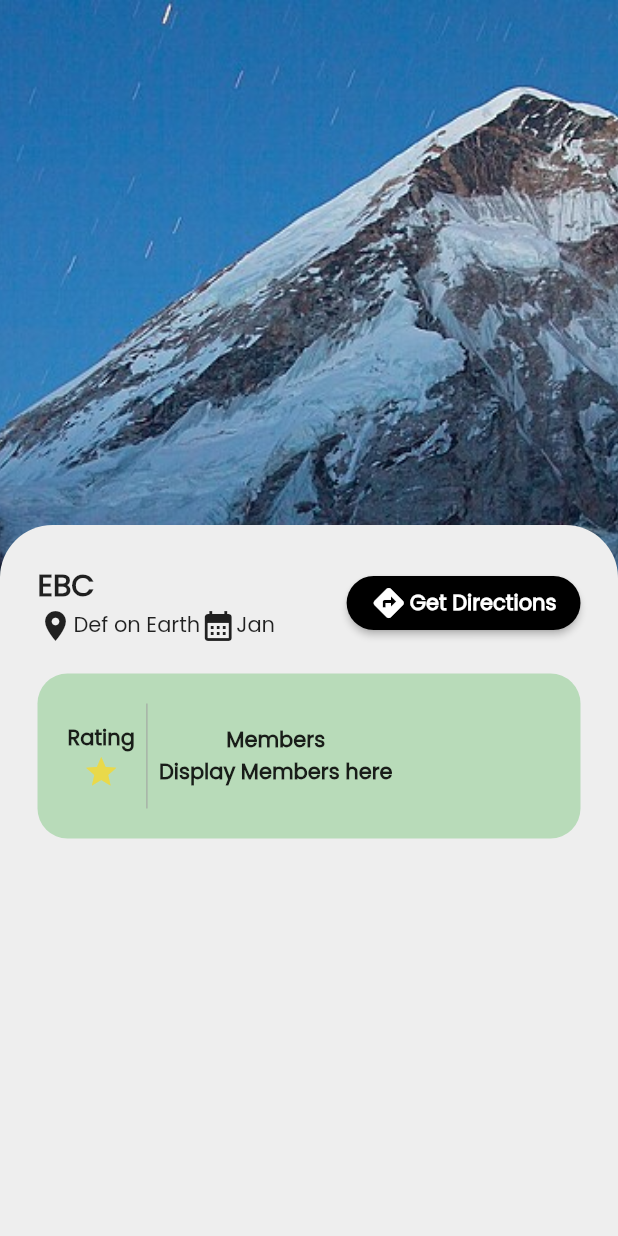
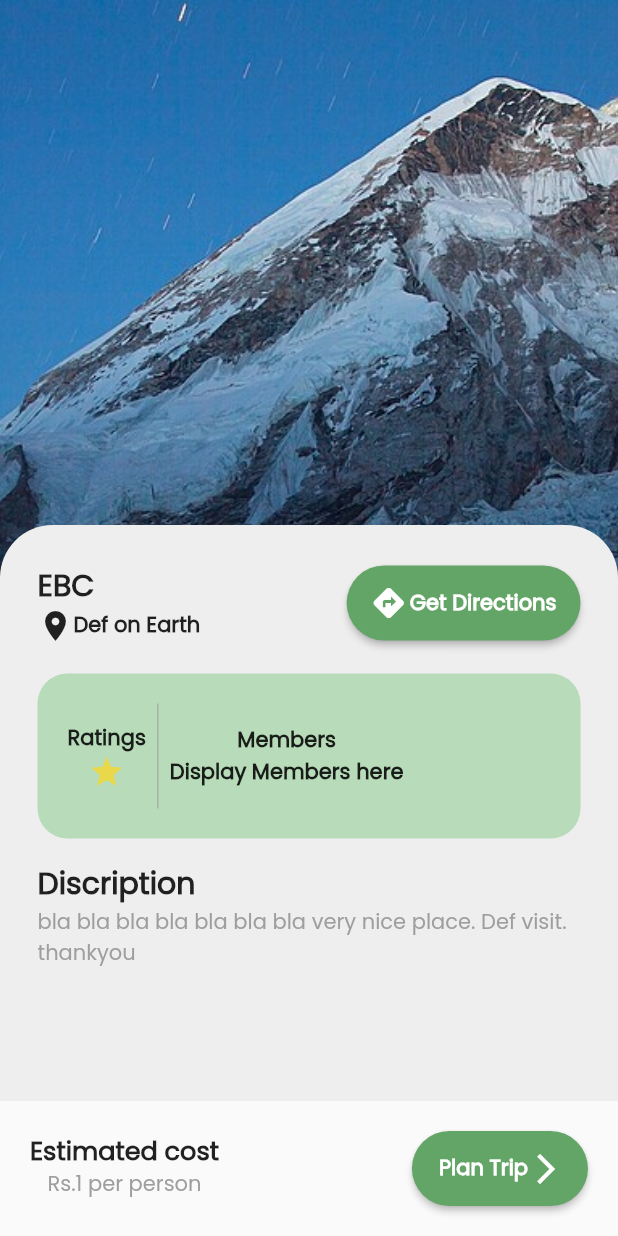
Before and after one commit to elaie/Hikeyy, a Flutter app: the VenueDetailsPage screen opened directly, on a phone screen of 412 x 824 dp. Run offline on Flutter 3.47's test engine with Material 2 defaults, Android fonts, the phone set to English and light mode, and no system bars; our stand-ins replace cloud_firestore, firebase_auth, firebase_core, firebase_storage, google_maps_flutter, image_picker and 1 more; missing offline and left inert: dart:ffi; accounts and stored records are empty; network calls fail.

Commit message:
plan trip page

```diff
--- a/hikeyy/lib/screens/venue_details/venue_details_page.dart
+++ b/hikeyy/lib/screens/venue_details/venue_details_page.dart
@@ -1,4 +1,6 @@
 import 'package:flutter/material.dart';
+import 'package:hikeyy/screens/plan_trip_page/plan_trip_page.dart';
+import 'package:hikeyy/widgets/app_colors.dart';
 import 'package:hikeyy/widgets/app_texts.dart';
 import 'package:hikeyy/widgets/location_month_icon_row.dart';
 
@@ -49,15 +51,20 @@ class _VenueDetailsPageState extends State<VenueDetailsPage> {
                             fontSize: 20,
                             textHeading: 'EBC',
                           ),
-                          LocationMonthIconRow(
-                              location: 'Def on Earth', date: 'Jan'),
+                          Row(
+                            children: [
+                              Icon(Icons.location_on),
+                              AppText(text: 'Def on Earth')
+                            ],
+                          )
                         ],
                       ),
                       SizedBox(
+                        height: 50,
                         child: ElevatedButton(
                           style: ButtonStyle(
-                            backgroundColor:
-                                MaterialStateProperty.all(Colors.black),
+                            backgroundColor: MaterialStateProperty.all(
+                                AppColor.primaryColor),
                             shape: MaterialStateProperty.all<
                                 RoundedRectangleBorder>(
                               RoundedRectangleBorder(
@@ -95,15 +102,14 @@ class _VenueDetailsPageState extends State<VenueDetailsPage> {
                     child: Container(
                       constraints: BoxConstraints(minHeight: 100),
                       decoration: BoxDecoration(
-                          color: Color.fromARGB(255, 130, 200, 133)
-                              .withOpacity(0.5),
+                          color: AppColor.primaryLightColor,
                           borderRadius: BorderRadius.circular(20)),
                       child: Padding(
                         padding: EdgeInsets.all(20.0),
                         child: Row(children: [
                           Column(
                             children: [
-                              AppText(text: 'Rating'),
+                              AppText(text: 'Ratings'),
                               Icon(
                                 Icons.star,
                                 color: Color.fromARGB(255, 233, 217, 74),
@@ -126,13 +132,77 @@ class _VenueDetailsPageState extends State<VenueDetailsPage> {
                         ]),
                       ),
                     ),
-                  )
+                  ),
+                  Padding(
+                    padding: const EdgeInsets.only(top: 15.0),
+                    child: AppTextHeading(
+                      textHeading: 'Discription',
+                      fontSize: 20,
+                    ),
+                  ),
+                  AppTextSubHeading(
+                      text:
+                          'bla bla bla bla bla bla bla very nice place. Def visit. thankyou')
                 ],
               ),
             ),
           ),
         ),
       ),
+      bottomNavigationBar: Padding(
+        padding: const EdgeInsets.all(20.0),
+        child: Container(
+          height: 50,
+          // decoration: BoxDecoration(color: Colors.amber),
+          child: Row(
+            mainAxisAlignment: MainAxisAlignment.spaceBetween,
+            children: [
+              Column(
+                children: [
+                  AppText(
+                    text: 'Estimated cost',
+                    fontSize: 17,
+                  ),
+                  AppTextSubHeading(text: 'Rs.1 per person')
+                ],
+              ),
+              SizedBox(
+                height: 50,
+                child: ElevatedButton(
+                  style: ButtonStyle(
+                    backgroundColor:
+                        MaterialStateProperty.all(AppColor.primaryColor),
+                    shape: MaterialStateProperty.all<RoundedRectangleBorder>(
+                      RoundedRectangleBorder(
+                        borderRadius: BorderRadius.circular(30),
+                      ),
+                    ),
+                  ),
+                  onPressed: () {
+                    Navigator.push(
+                        context,
+                        MaterialPageRoute(
+                            builder: (context) => PlanTripPage()));
+                  },
+                  child: const Row(
+                    mainAxisAlignment: MainAxisAlignment.spaceBetween,
+                    children: [
+                      Padding(
+                        padding: EdgeInsets.only(left: 2.0),
+                        child: AppText(
+                          text: 'Plan Trip',
+                          color: Colors.white,
+                        ),
+                      ),
+                      Icon(Icons.arrow_forward_ios),
+                    ],
+                  ),
+                ),
+              ),
+            ],
+          ),
+        ),
+      ),
     );
   }
 }
--- /dev/null
+++ b/hikeyy/lib/widgets/app_colors.dart
@@ -0,0 +1,6 @@
+import 'dart:ui';
+
+class AppColor {
+  static const Color primaryColor = Color.fromARGB(255, 99, 164, 103);
+  static  Color primaryLightColor = const Color.fromARGB(255, 130, 200, 133).withOpacity(0.5);
+}
```
Also changed, not shown: hikeyy/lib/screens/plan_trip_page/plan_trip_page.dart (added, +436 -0 lines).
